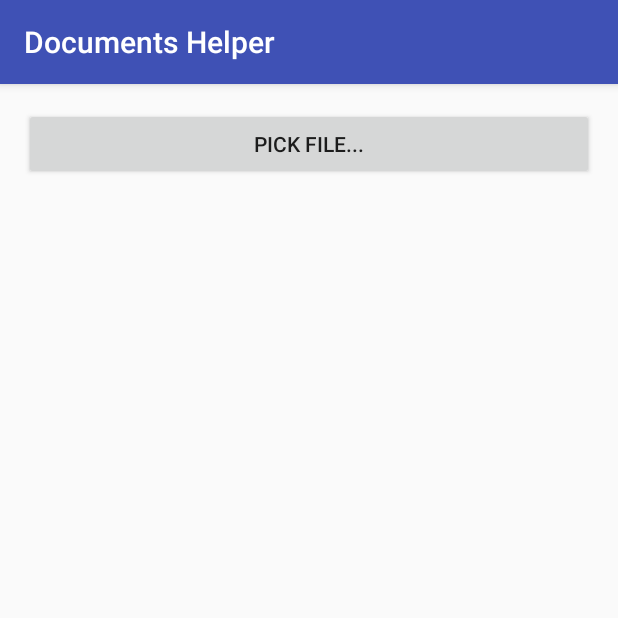
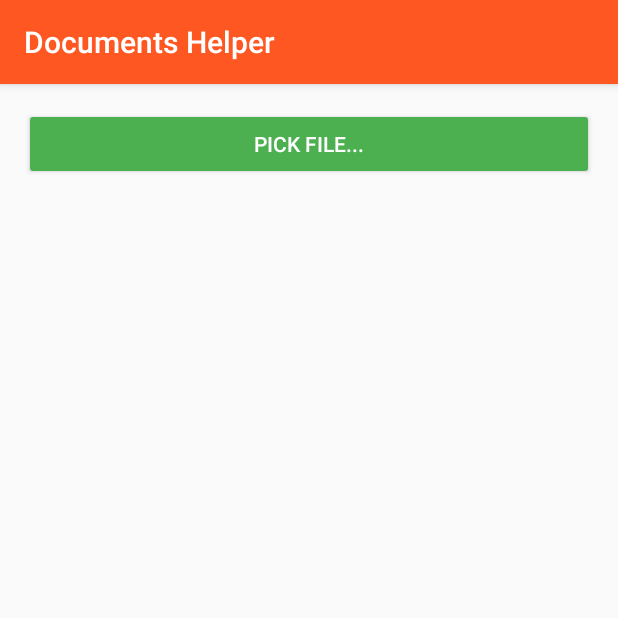
Before and after one commit to fabienf/HackZurichSamsung, an Android app: the screen it shows after launch (MainActivity), on a phone screen of 412 x 824 dp, the top half of it. Run offline under Robolectric (Android 15) with nearby library versions, the phone set to English and light mode, and no system bars; libraries missing offline, so code that uses them is left out: rx.android.schedulers, rx.functions, rx.schedulers.

Commit message:
Fix saving file for printing; Apply new colors/styles

```diff
--- a/Android/DocumentsHelper/app/src/main/java/com/hackzurich/documentshelper/activity/DocumentActivity.java
+++ b/Android/DocumentsHelper/app/src/main/java/com/hackzurich/documentshelper/activity/DocumentActivity.java
@@ -9,6 +9,7 @@ import android.support.v7.widget.RecyclerView;
 import android.util.Log;
 import android.view.View;
 import android.widget.Button;
+import android.widget.TextView;
 import android.widget.Toast;
 
 import com.google.gson.Gson;
@@ -58,6 +59,8 @@ public class DocumentActivity extends AppCompatActivity {
         Gson gson = new Gson();
         mActiveDocument = gson.fromJson(document, Document.class);
 
+        setTitle(mActiveDocument.getFile());
+
         final Button printButton = (Button) findViewById(R.id.documents_activity_print_btn);
         printButton.setOnClickListener(new View.OnClickListener() {
             @Override
@@ -65,6 +68,7 @@ public class DocumentActivity extends AppCompatActivity {
                 generateDocument();
             }
         });
+        printButton.setEnabled(false);
 
         mPartsList = (RecyclerView) findViewById(R.id.documents_activity_parts_list);
         mPartsList.setHasFixedSize(true);
--- a/Android/DocumentsHelper/app/src/main/res/layout/activity_document.xml
+++ b/Android/DocumentsHelper/app/src/main/res/layout/activity_document.xml
@@ -20,10 +20,12 @@
 
     <Button
         android:id="@+id/documents_activity_print_btn"
+        style="@style/AppTheme.Button"
         android:layout_width="match_parent"
         android:layout_height="match_parent"
-        android:layout_weight="5"
+        android:layout_weight="5.5"
         android:text="@string/documents_activity_print"
+
         />
 
 </LinearLayout>
--- a/Android/DocumentsHelper/app/src/main/res/layout/activity_main.xml
+++ b/Android/DocumentsHelper/app/src/main/res/layout/activity_main.xml
@@ -13,6 +13,7 @@
 
     <Button
         android:id="@+id/pickFileBtn"
+        style="@style/AppTheme.Button"
         android:layout_width="match_parent"
         android:layout_height="wrap_content"
         android:text="@string/go_to_print"
--- a/Android/DocumentsHelper/app/src/main/res/values/colors.xml
+++ b/Android/DocumentsHelper/app/src/main/res/values/colors.xml
@@ -1,6 +1,12 @@
 <?xml version="1.0" encoding="utf-8"?>
 <resources>
-    <color name="colorPrimary">#3F51B5</color>
-    <color name="colorPrimaryDark">#303F9F</color>
-    <color name="colorAccent">#FF4081</color>
+    <color name="primary">#FF5722</color>
+    <color name="primary_dark">#E64A19</color>
+    <color name="primary_light">#FFCCBC</color>
+    <color name="accent">#4CAF50</color>
+    <color name="primary_text">#212121</color>
+    <color name="secondary_text">#757575</color>
+    <color name="icons">#FFFFFF</color>
+    <color name="divider">#BDBDBD</color>
+    <color name="secondary_text_light">#ADADAD</color>
 </resources>
--- a/Android/DocumentsHelper/app/src/main/res/values/strings.xml
+++ b/Android/DocumentsHelper/app/src/main/res/values/strings.xml
@@ -28,7 +28,7 @@
     <string name="pref_show_job_progress">Show Job Progress</string>
     <string name="go_to_print">Pick file...</string>
     <string name="upload_file_progress">Uploading file...</string>
-    <string name="item_parts_pages">From page %1$s to page %2$s</string>
+    <string name="item_parts_pages">Pages: %1$s - %2$s</string>
     <string name="documents_activity_print">Print</string>
     <string name="generate_file_loading">Generate file...</string>
     <string name="file_download_failed">File download failed:</string>
--- a/Android/DocumentsHelper/app/src/main/res/values/styles.xml
+++ b/Android/DocumentsHelper/app/src/main/res/values/styles.xml
@@ -3,9 +3,23 @@
 
     <style name="AppTheme" parent="Theme.AppCompat.Light.DarkActionBar">
         <!-- Customize your theme here. -->
-        <item name="colorPrimary">@color/colorPrimary</item>
-        <item name="colorPrimaryDark">@color/colorPrimaryDark</item>
-        <item name="colorAccent">@color/colorAccent</item>
+        <item name="colorPrimary">@color/primary</item>
+        <item name="colorPrimaryDark">@color/primary_dark</item>
+        <item name="colorAccent">@color/accent</item>
+        <item name="android:textColorPrimary">@color/primary_text</item>
+        <item name="android:textColorSecondary">@color/secondary_text</item>
+        <item name="android:divider">@color/divider</item>
+        <item name="android:textColorPrimaryInverse">@color/icons</item>
+        <item name="colorButtonNormal">@color/accent</item>
+    </style>
+
+    <style name="ToolBarStyle" parent="Theme.AppCompat">
+        <item name="colorPrimary">@color/primary</item>
+        <item name="colorPrimaryDark">@color/primary_dark</item>
+        <item name="colorAccent">@color/accent</item>
+        <item name="android:textColorPrimary">@android:color/white</item>
+        <item name="android:textColorSecondary">@android:color/white</item>
+        <item name="actionMenuTextColor">@android:color/white</item>
     </style>
 
     <style name="ButtonBar" parent="Widget.AppCompat.Button.ButtonBar.AlertDialog">
@@ -15,4 +29,10 @@
         <item name="android:layout_alignParentLeft">true</item>
         <item name="android:layout_alignParentStart">true</item>
     </style>
+
+    <style name="AppTheme.Button" parent="Widget.AppCompat.Button.Colored">
+        <item name="colorButtonNormal">@color/accent</item>
+        <item name="android:textColor">@android:color/white</item>
+    </style>
+
 </resources>
```
Also changed, not shown: Android/DocumentsHelper/app/src/main/java/com/hackzurich/documentshelper/activity/MainActivity.java (+11 -7 lines), Android/DocumentsHelper/app/src/main/java/com/hackzurich/documentshelper/fragments/PrintConfigureFragment.java (+11 -1 lines), Android/DocumentsHelper/app/src/main/res/layout/item_part.xml (+24 -9 lines).
